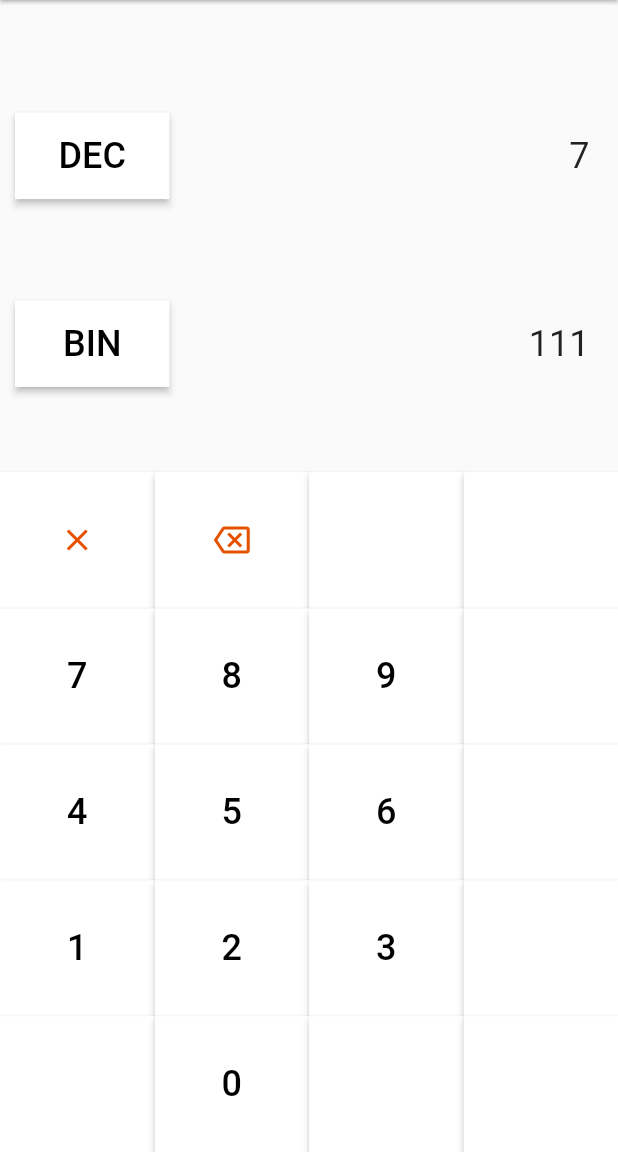
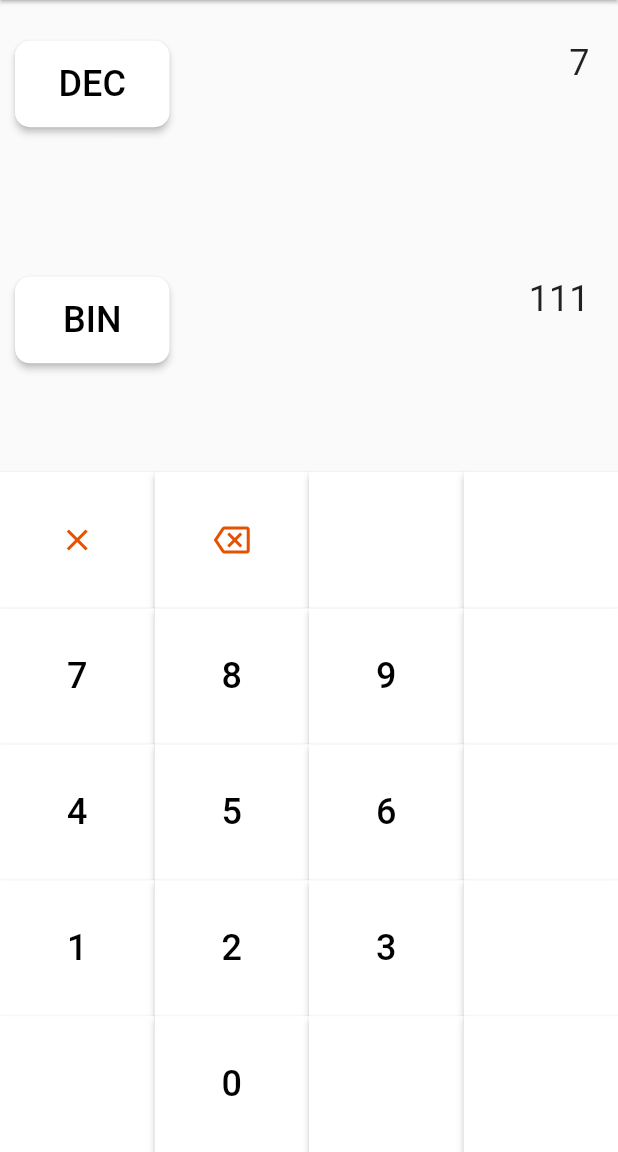
Before and after one commit to 0xV3nn/0xBA53, a Flutter app: the screen it shows after launch, after a tap on an icon or button, on a phone screen of 412 x 824 dp, the part 84-1236 px from its top. Run offline on Flutter 3.47's test engine with Material 2 defaults, Android fonts, the phone set to English and light mode, and no system bars.

Commit message:
TextField Minimal Ajusts

```diff
--- a/lib/view/home_page.dart
+++ b/lib/view/home_page.dart
@@ -32,7 +32,7 @@ class _HomePageState extends State<HomePage> {
       setState(() {
         if (baseButtonUp.isNotEmpty && input_up.text.isNotEmpty) {
           int radix = radixMap[baseButtonUp] ?? 10;
-          input_down.text = int.parse(input_up.text, radix: radix).toRadixString(radixMap[baseButtonDown] ?? 2).toUpperCase();
+          input_down.text = BigInt.parse(input_up.text, radix: radix).toRadixString(radixMap[baseButtonDown] ?? 2).toUpperCase();
         }
       });
     });
@@ -126,7 +126,7 @@ class _HomePageState extends State<HomePage> {
         ),
         body: Center(
           child: Column(
-            mainAxisAlignment: MainAxisAlignment.end,
+            mainAxisAlignment: MainAxisAlignment.spaceBetween,
             children: [
               Row(
                 children: [
@@ -140,7 +140,7 @@ class _HomePageState extends State<HomePage> {
                   )
                 ],
               ),
-              SizedBox(height: 0.05 * size.height),
+              // SizedBox(height: 0.03 * size.height),
               Row(
                 children: [
                   BaseChangeButton(
@@ -150,7 +150,7 @@ class _HomePageState extends State<HomePage> {
                   NumberField(controller: input_down)
                 ],
               ),
-              SizedBox(height: 0.053 * size.height),
+              // SizedBox(height: 0.05 * size.height),
               CustomKeyboard(
                 onKeyPressed: _onKeyPressed,
                 type: baseButtonUp,
--- a/lib/view/widgets/bases/base_change_button.dart
+++ b/lib/view/widgets/bases/base_change_button.dart
@@ -24,7 +24,7 @@ class BaseChangeButton extends StatelessWidget {
                     foregroundColor: MaterialStateProperty.all(Color.fromARGB(255, 0, 0, 0)),
                     shape: MaterialStateProperty.all(
                       RoundedRectangleBorder(
-                        borderRadius: BorderRadius.circular(0),
+                        borderRadius: BorderRadius.circular(10),
                       ),
                     ),
                   ),
--- a/lib/view/widgets/bases/number_field.dart
+++ b/lib/view/widgets/bases/number_field.dart
@@ -18,7 +18,8 @@ class NumberField extends StatelessWidget {
                 padding: const EdgeInsets.all(16),
                 child: TextField(
                   keyboardType: TextInputType.multiline,
-                  maxLines: 1,
+                  maxLines: 2,
+                  minLines: 2,
                   controller: controller,
                   onChanged: onChanged,
                   decoration: const InputDecoration(
```
